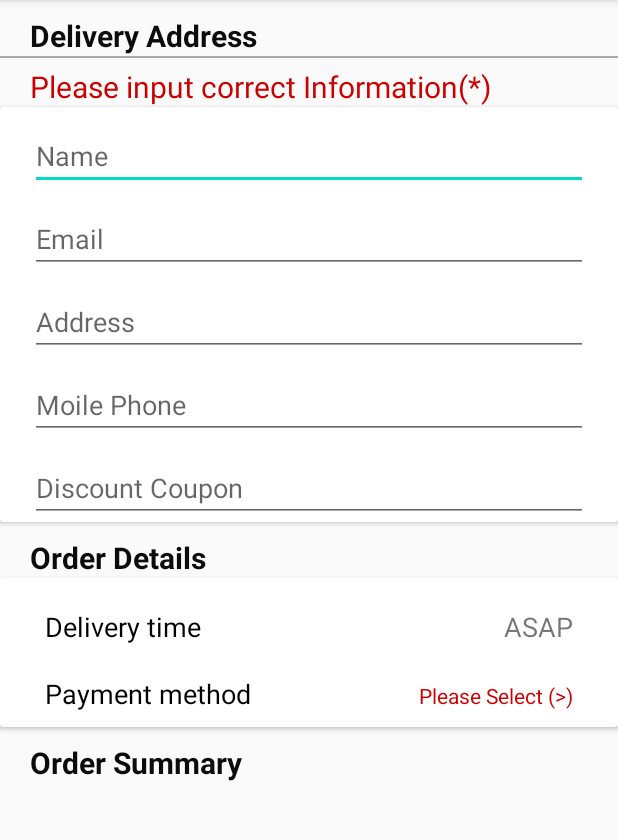
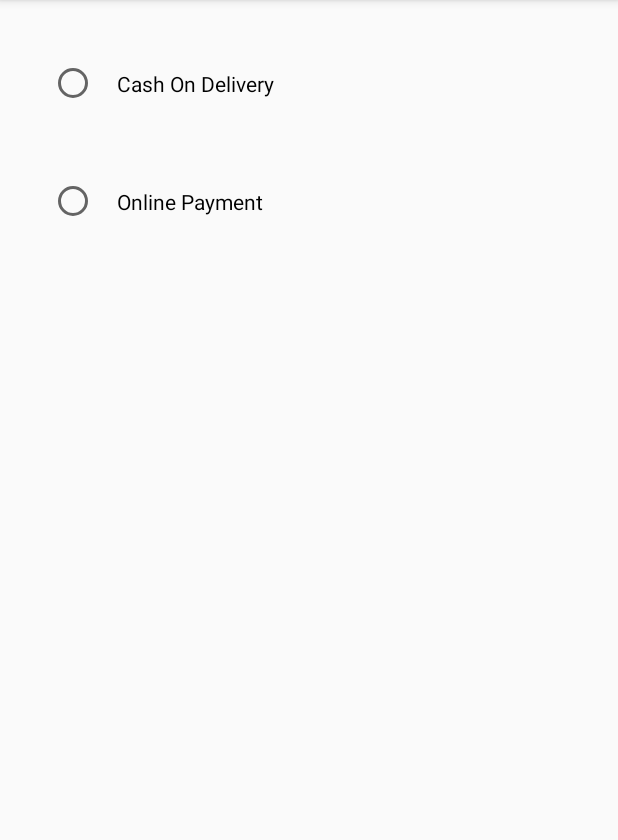
Before and after one commit to heet05/DhobiJunction3, an Android app: the PaymentActivity screen opened directly, with no data from a screen before it, on a phone screen of 412 x 824 dp, the part 84-924 px from its top. Run offline under Robolectric (Android 15) with nearby library versions, the phone set to English and light mode, and no system bars; our stand-ins replace sdp/ssp sizes.

Commit message:
new add thig

```diff
--- a/app/build.gradle
+++ b/app/build.gradle
@@ -1,5 +1,6 @@
 apply plugin: 'com.android.application'
 apply plugin: 'com.google.gms.google-services'
+apply plugin: 'kotlin-android'
 android {
     signingConfigs {
         release {
@@ -59,6 +60,7 @@ dependencies {
     implementation 'com.google.firebase:firebase-firestore:22.0.1'
     implementation 'androidx.room:room-runtime:2.2.6'
     implementation 'com.google.firebase:firebase-auth:20.0.1'
+    implementation "org.jetbrains.kotlin:kotlin-stdlib:$kotlin_version"
     testImplementation 'junit:junit:4.13.1'
     androidTestImplementation 'androidx.test.ext:junit:1.1.2'
     androidTestImplementation 'androidx.test.espresso:espresso-core:3.3.0'
--- a/app/src/main/AndroidManifest.xml
+++ b/app/src/main/AndroidManifest.xml
@@ -15,7 +15,9 @@
         android:roundIcon="@mipmap/dhobijunction"
         android:supportsRtl="true"
         android:theme="@style/AppTheme">
-        <activity android:name=".activity.CheckoutActivity"></activity>
+        <activity android:name=".activity.PaymentActivity"></activity>
+        <activity android:name=".activity.Check_Out_Activity" />
+        <activity android:name=".activity.Check_OutActivity" />
         <activity android:name=".activity.ProductActivity" />
         <activity android:name=".activity.TermsAndConditionActivity" />
         <activity android:name=".activity.AboutUsActivity" />
@@ -23,7 +25,7 @@
         <activity android:name=".activity.OffersActivity" />
         <activity
             android:name=".activity.BottomActivity"
-            android:theme="@style/AppTheme.NoActionBar"></activity>
+            android:theme="@style/AppTheme.NoActionBar" />
         <activity android:name=".activity.SplashActivity">
             <intent-filter>
                 <action android:name="android.intent.action.MAIN" />
@@ -33,7 +35,7 @@
         </activity>
         <activity android:name=".activity.RegistrationActivity" />
         <activity android:name=".activity.forgotpasswordActivity" />
-        <activity android:name=".activity.MainActivity"></activity>
+        <activity android:name=".activity.MainActivity" />
     </application>
 
 </manifest>
--- a/app/src/main/java/com/example/dhobijunction/activity/CheckoutActivity.java
+++ b/app/src/main/java/com/example/dhobijunction/activity/PaymentActivity.java
@@ -6,11 +6,11 @@ import androidx.appcompat.app.AppCompatActivity;
 
 import com.example.dhobijunction.R;
 
-public class CheckoutActivity extends AppCompatActivity {
+public class PaymentActivity extends AppCompatActivity {
 
     @Override
     protected void onCreate(Bundle savedInstanceState) {
         super.onCreate(savedInstanceState);
-        setContentView(R.layout.activity_checkout);
+        setContentView(R.layout.activity_payment);
     }
 }
--- a/app/src/main/java/com/example/dhobijunction/fragment/CartFragment.java
+++ b/app/src/main/java/com/example/dhobijunction/fragment/CartFragment.java
@@ -16,8 +16,8 @@ import androidx.fragment.app.Fragment;
 import androidx.recyclerview.widget.LinearLayoutManager;
 import androidx.recyclerview.widget.RecyclerView;
 
-import com.example.dhobijunction.activity.CheckoutActivity;
 import com.example.dhobijunction.R;
+import com.example.dhobijunction.activity.Check_Out_Activity;
 import com.example.dhobijunction.activity.OffersActivity;
 import com.example.dhobijunction.adapter.CartAdapter;
 import com.example.dhobijunction.adapter.OnQtyUpdate;
@@ -85,7 +85,7 @@ public class CartFragment extends Fragment implements OnQtyUpdate {
         button1.setOnClickListener(new View.OnClickListener() {
             @Override
             public void onClick(View v) {
-                Intent intent=new Intent(getActivity(),CheckoutActivity.class);
+                Intent intent=new Intent(getActivity(), Check_Out_Activity.class);
                 startActivity(intent);
             }
         });
--- a/app/src/main/res/layout/activity_checkout.xml
+++ b/app/src/main/res/layout/activity_check__out_.xml
@@ -4,7 +4,7 @@
     xmlns:tools="http://schemas.android.com/tools"
     android:layout_width="match_parent"
     android:layout_height="match_parent"
-    tools:context=".activity.CheckoutActivity">
+    tools:context=".activity.Check_Out_Activity">
     <RelativeLayout
         android:layout_width="match_parent"
         android:layout_height="wrap_content">
@@ -21,9 +21,9 @@
             android:layout_height="wrap_content"/>
         <View
             android:id="@+id/checkout_line"
-            android:layout_below="@id/checkout_tv1"
-            android:background="@android:color/darker_gray"
-            android:layout_width="match_parent"
+        android:layout_below="@id/checkout_tv1"
+        android:background="@android:color/darker_gray"
+        android:layout_width="match_parent"
             android:layout_height="1dp"/>
 
         <TextView
@@ -86,6 +86,7 @@
                     android:id="@+id/checkout_promocode"
                     android:layout_below="@id/checkout_mobilenumber"
                     android:hint="Discount Coupon"
+                    android:visibility="gone"
                     android:layout_marginTop="10dp"
                     android:layout_marginHorizontal="20dp"
                     android:layout_width="match_parent"
@@ -130,15 +131,14 @@
                         android:textColor="@android:color/black"
                         android:layout_width="match_parent"
                         android:layout_height="wrap_content"/>
-                    <TextView
+                    <Spinner
                         android:layout_weight="3"
-                        android:id="@+id/checkout_tv4"
-                        android:textAlignment="textEnd"
-                        android:text="ASAP"
-                        android:textSize="18sp"
+                        android:id="@+id/checkout_Spinner"
                         android:layout_width="match_parent"
                         android:layout_height="wrap_content"
-                        android:gravity="end" />
+                        android:layout_gravity="center"
+                        android:gravity="start"
+                        />
                 </LinearLayout>
                 <LinearLayout
                     android:id="@+id/checkout_linearlayout2"
@@ -184,9 +184,11 @@
             android:layout_marginTop="10dp"
             android:layout_below="@id/checkout_tv6"
             android:layout_width="match_parent"
+            android:id="@+id/cardView"
             android:layout_height="wrap_content">
             <androidx.cardview.widget.CardView
                 android:layout_marginTop="5dp"
+
                 android:layout_marginHorizontal="20dp"
                 android:layout_width="match_parent"
                 android:layout_height="wrap_content">
@@ -198,5 +200,20 @@
                 </androidx.recyclerview.widget.RecyclerView>
             </androidx.cardview.widget.CardView>
         </RelativeLayout>
+
+        <RelativeLayout
+            android:layout_below="@id/cardView"
+            android:layout_width="match_parent"
+            android:layout_height="wrap_content">
+            <Button
+                android:background="@android:color/holo_blue_bright"
+                android:layout_width="match_parent"
+                android:layout_height="wrap_content"
+                android:text="Payment"
+                />
+
+        </RelativeLayout>
     </RelativeLayout>
+
+
 </ScrollView>
--- /dev/null
+++ b/app/src/main/res/layout/activity_payment.xml
@@ -0,0 +1,27 @@
+<?xml version="1.0" encoding="utf-8"?>
+<androidx.constraintlayout.widget.ConstraintLayout xmlns:android="http://schemas.android.com/apk/res/android"
+    xmlns:app="http://schemas.android.com/apk/res-auto"
+    xmlns:tools="http://schemas.android.com/tools"
+    android:layout_width="match_parent"
+    android:layout_height="match_parent"
+    tools:context=".activity.PaymentActivity">
+    <RadioGroup
+        android:layout_width="match_parent"
+        android:padding="@dimen/_25sdp"
+        android:layout_height="match_parent">
+        <RadioButton
+            android:layout_width="match_parent"
+            android:layout_height="wrap_content"
+            android:padding="@dimen/_10sdp"
+            android:text="Cash On Delivery"
+            android:id="@+id/cash"/>
+        <RadioButton
+            android:layout_marginTop="@dimen/_25sdp"
+            android:padding="@dimen/_10sdp"
+            android:layout_width="match_parent"
+            android:layout_height="wrap_content"
+            android:text="Online Payment"
+            android:id="@+id/online"/>
+    </RadioGroup>
+
+</androidx.constraintlayout.widget.ConstraintLayout>
--- /dev/null
+++ b/app/src/main/res/layout/checkout_item1.xml
@@ -0,0 +1,5 @@
+<?xml version="1.0" encoding="utf-8"?>
+<androidx.cardview.widget.CardView xmlns:android="http://schemas.android.com/apk/res/android"
+    android:layout_width="match_parent" android:layout_height="match_parent">
+
+</androidx.cardview.widget.CardView>
--- a/build.gradle
+++ b/build.gradle
@@ -1,5 +1,8 @@
 // Top-level build file where you can add configuration options common to all sub-projects/modules.
 buildscript {
+    ext {
+        kotlin_version = '1.3.72'
+    }
     repositories {
         google()
         jcenter()
@@ -7,6 +10,7 @@ buildscript {
     dependencies {
         classpath 'com.android.tools.build:gradle:4.1.1'
         classpath 'com.google.gms:google-services:4.3.4'
+        classpath "org.jetbrains.kotlin:kotlin-gradle-plugin:$kotlin_version"
         // NOTE: Do not place your application dependencies here; they belong
         // in the individual module build.gradle files
     }
```
Also changed, not shown: app/src/main/java/com/example/dhobijunction/activity/Check_Out_Activity.java (added, +69 -0 lines), app/src/main/java/com/example/dhobijunction/adapter/Check_out_Adapter.java (added, +52 -0 lines), app/src/main/java/com/example/dhobijunction/model/CheckModel.java (added, +77 -0 lines).
